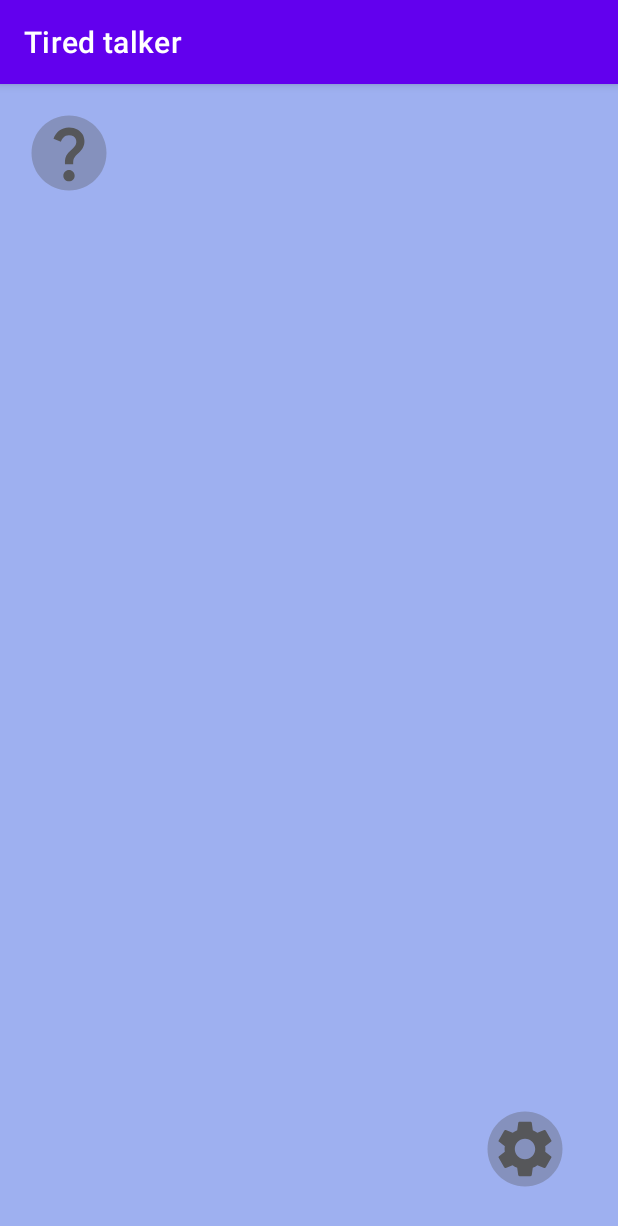
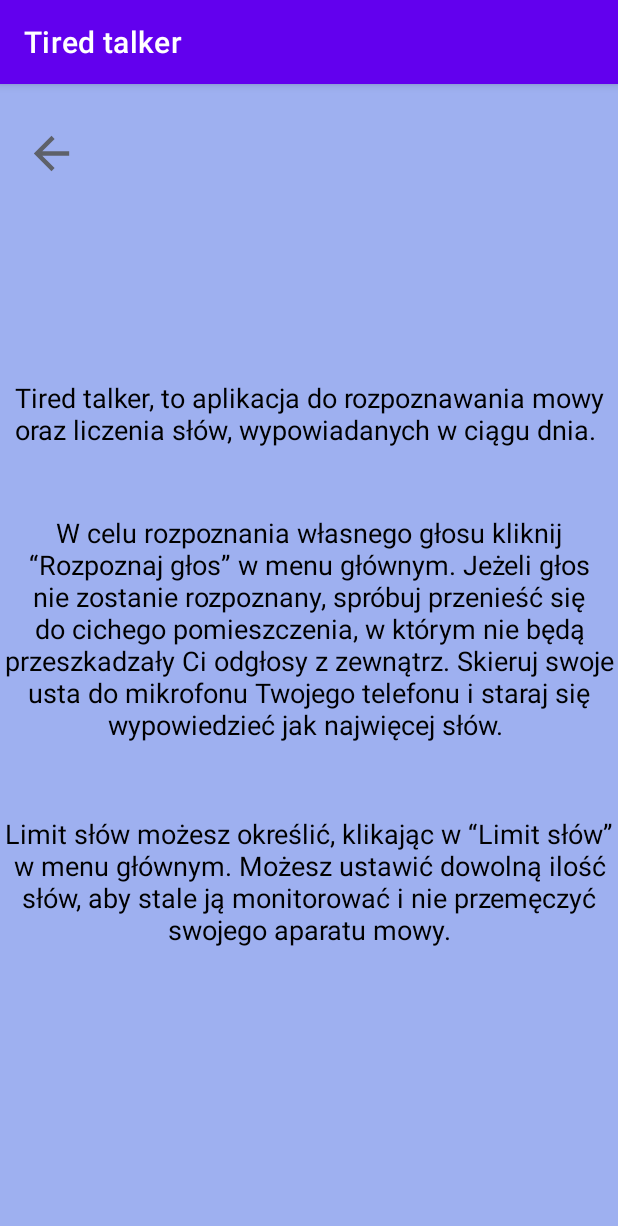
Before and after one commit to Joanna49/TiredTalker, an Android app: the fragment Pomoc shown on its own in the app's theme, on a phone screen of 412 x 824 dp. Shown: the top 1226 px of the screen. Run offline under Robolectric (Android 15) with nearby library versions, the phone set to English and light mode, and no system bars.

Commit message:
Poprawienie Layoutu Help

```diff
--- a/app/src/main/java/com/maciejka/tiredtalker/MainActivity.kt
+++ b/app/src/main/java/com/maciejka/tiredtalker/MainActivity.kt
@@ -13,7 +13,7 @@ class MainActivity : AppCompatActivity() {
 
         if (savedInstanceState == null) {
             supportFragmentManager.beginTransaction()
-                .replace(binding.fragmentContainer.id, ekranPowitalny()) // Użycie ViewBinding tutaj
+                .replace(binding.fragmentContainer.id, ekranPowitalny())
                 .commit()
         }
     }
--- a/app/src/main/java/com/maciejka/tiredtalker/ekranPowitalny.kt
+++ b/app/src/main/java/com/maciejka/tiredtalker/ekranPowitalny.kt
@@ -43,9 +43,9 @@ class ekranPowitalny : Fragment() {
     override fun onViewCreated(view: View, savedInstanceState: Bundle?) {
         super.onViewCreated(view, savedInstanceState)
 
-        // Opóźnienie 3 sekundy, a potem przejście dalej
+        // Opóźnienie 5 sekund, a potem przejście dalej
         viewLifecycleOwner.lifecycleScope.launch {
-            delay(3000) // 3 sekundy
+            delay(3000) //
             //zmiana fragmentu:
             parentFragmentManager.beginTransaction()
                 .replace(R.id.fragment_container, Menu())
--- /dev/null
+++ b/app/src/main/res/drawable/arrow_back.xml
@@ -0,0 +1,14 @@
+<vector xmlns:android="http://schemas.android.com/apk/res/android"
+    android:alpha="0.62"
+    android:autoMirrored="true"
+    android:height="35dp"
+    android:tint="#373017"
+    android:viewportHeight="24"
+    android:viewportWidth="24"
+    android:width="35dp">
+
+    <path
+        android:fillColor="@android:color/white"
+        android:pathData="M20,11H7.83l5.59,-5.59L12,4l-8,8 8,8 1.41,-1.41L7.83,13H20v-2z"/>
+
+</vector>
--- a/app/src/main/res/layout/fragment_pomoc.xml
+++ b/app/src/main/res/layout/fragment_pomoc.xml
@@ -9,30 +9,71 @@
     android:background="@color/light_blue">
 
     <ImageButton
-        android:id="@+id/roundedButton1"
+        android:id="@+id/backButton"
         android:layout_width="60dp"
         android:layout_height="60dp"
-        android:layout_marginStart="16dp"
+        android:layout_marginStart="4dp"
         android:layout_marginTop="16dp"
-        android:background="@drawable/rounded_button"
+        android:background="@android:color/transparent"
         android:padding="16dp"
-        android:src="@drawable/question"
+        android:src="@drawable/arrow_back"
         app2:layout_constraintStart_toStartOf="parent"
         app2:layout_constraintTop_toTopOf="parent"
         app:layout_constraintStart_toStartOf="parent" />
 
-    <ImageButton
-        android:id="@+id/roundedButton2"
-        android:layout_width="60dp"
-        android:layout_height="60dp"
-        android:layout_marginEnd="32dp"
-        android:layout_marginBottom="28dp"
-        android:background="@drawable/rounded_button"
-        android:padding="16dp"
-        android:src="@drawable/baseline_settings_24"
+    <TextView
+        android:id="@+id/text3"
+        android:layout_width="wrap_content"
+        android:layout_height="wrap_content"
+        android:gravity="center"
+        android:text="Limit słów możesz określić, klikając w “Limit słów” w menu głównym. Możesz ustawić dowolną ilość słów, aby stale ją monitorować i nie przemęczyć swojego aparatu mowy."
+        android:textColor="@android:color/black"
+        android:textSize="18sp"
         app2:layout_constraintBottom_toBottomOf="parent"
         app2:layout_constraintEnd_toEndOf="parent"
+        app2:layout_constraintHorizontal_bias="0.0"
+        app2:layout_constraintStart_toStartOf="parent"
+        app2:layout_constraintTop_toBottomOf="@+id/text2"
+        app2:layout_constraintVertical_bias="0.2"
+        app:layout_constraintEnd_toEndOf="parent"
+        app:layout_constraintStart_toStartOf="parent"
+        app:layout_constraintTop_toBottomOf="@id/text2" />
+
+    <TextView
+        android:id="@+id/text1"
+        android:layout_width="wrap_content"
+        android:layout_height="wrap_content"
+        android:gravity="center"
+        android:text="Tired talker, to aplikacja do rozpoznawania mowy oraz liczenia słów, wypowiadanych w ciągu dnia. "
+        android:textColor="@android:color/black"
+        android:textSize="18sp"
+        app2:layout_constraintBottom_toBottomOf="parent"
+        app2:layout_constraintEnd_toEndOf="parent"
+        app2:layout_constraintHorizontal_bias="1.0"
+        app2:layout_constraintStart_toStartOf="parent"
+        app2:layout_constraintTop_toBottomOf="@+id/backButton"
+        app2:layout_constraintVertical_bias="0.187"
+        app:layout_constraintEnd_toEndOf="parent"
         app:layout_constraintStart_toStartOf="parent" />
+
+    <TextView
+        android:id="@+id/text2"
+        android:layout_width="wrap_content"
+        android:layout_height="wrap_content"
+        android:layout_marginTop="44dp"
+        android:gravity="center"
+        android:text="W celu rozpoznania własnego głosu kliknij “Rozpoznaj głos” w menu głównym. Jeżeli głos nie zostanie rozpoznany, spróbuj przenieść się do cichego pomieszczenia, w którym nie będą przeszkadzały Ci odgłosy z zewnątrz. Skieruj swoje usta do mikrofonu Twojego telefonu i staraj się wypowiedzieć jak najwięcej słów. "
+        android:textColor="@android:color/black"
+        android:textSize="18sp"
+        app2:layout_constraintBottom_toBottomOf="parent"
+        app2:layout_constraintEnd_toEndOf="parent"
+        app2:layout_constraintHorizontal_bias="0.0"
+        app2:layout_constraintStart_toStartOf="parent"
+        app2:layout_constraintTop_toBottomOf="@+id/text1"
+        app2:layout_constraintVertical_bias="0.0"
+        app:layout_constraintEnd_toEndOf="parent"
+        app:layout_constraintStart_toStartOf="parent"
+        app:layout_constraintTop_toBottomOf="@id/text1" />
 
 
 </androidx.constraintlayout.widget.ConstraintLayout>
```
Also changed, not shown: app/src/main/res/layout/fragment_menu.xml (+40 -4 lines), app/src/main/res/layout/activity_main.xml (line endings or trailing spaces).
